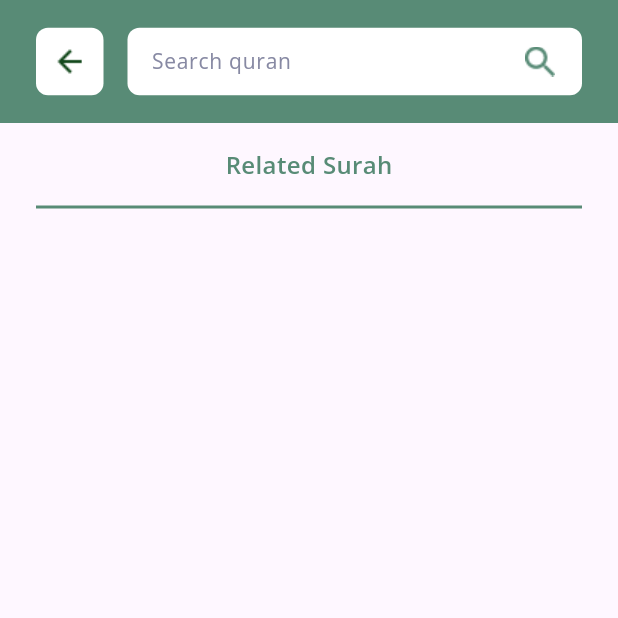
After one commit to Ical852/myquran, a Flutter app: the SearchBookmarkPage screen opened directly, on a phone screen of 412 x 824 dp, the top half of it. The commit adds this screen. Run offline on Flutter 3.47's test engine with Material 3 defaults, Android fonts, the phone set to English and light mode, and no system bars; our stand-ins replace audioplayers, bloc, cached_network_image, equatable, flutter_bloc, google_fonts and 1 more; accounts and stored records are empty.

Commit message:
update behavior

```diff
--- a/lib/screens/main_pages/tabs/bookmark_tab/bookmark_tab.dart
+++ b/lib/screens/main_pages/tabs/bookmark_tab/bookmark_tab.dart
@@ -1,5 +1,5 @@
 import 'package:flutter/material.dart';
-import 'package:myquran/screens/search_pages/search_page/search_page.dart';
+import 'package:myquran/screens/search_pages/search_bookmark_page/search_bookmark_page.dart';
 import 'package:myquran/widgets/bookmar_card.dart';
 import 'package:myquran/widgets/header_custom.dart';
 import 'package:myquran/functions/global_func.dart';
@@ -22,7 +22,8 @@ class _BookmarkTabState extends State<BookmarkTab> {
         ),
         child: HeaderCustom(
           title: "Bookmarks",
-          onRight: () => goToPage(context, SearchPage()),
+          onRight: () => goToPage(context, SearchBookmarkPage()),
+          leftIcon: "ic-bar.png",
         ),
       );
     }
--- /dev/null
+++ b/lib/screens/search_pages/search_bookmark_page/search_bookmark_page.dart
@@ -0,0 +1,64 @@
+import 'package:flutter/material.dart';
+import 'package:myquran/screens/search_pages/search_bookmark_page/search_input_bookmark.dart';
+import 'package:myquran/shared/constants.dart';
+import 'package:myquran/shared/text_styles.dart';
+
+class SearchBookmarkPage extends StatefulWidget {
+  const SearchBookmarkPage({super.key});
+
+  @override
+  State<SearchBookmarkPage> createState() => _SearchBookmarkPageState();
+}
+
+class _SearchBookmarkPageState extends State<SearchBookmarkPage> {
+  TextEditingController searchController = TextEditingController(text: "");
+
+  @override
+  Widget build(BuildContext context) {
+    Widget SurahGap() {
+      return Container(
+        margin: EdgeInsets.only(top: 16),
+        child: Column(
+          children: [
+            Text(
+              "Related Surah",
+              style: medium.prim.semiBold,
+            ),
+            SizedBox(
+              height: 16,
+            ),
+            Container(
+              margin: EdgeInsets.symmetric(horizontal: 24),
+              height: 2,
+              width: double.infinity,
+              color: primary,
+            )
+          ],
+        ),
+      );
+    }
+
+    return Scaffold(
+      body: SafeArea(
+        child: Container(
+          child: Column(
+            children: [
+              SearcInputhBookmark(
+                onBack: () => Navigator.pop(context),
+                searchController: searchController,
+                onFieldSubmitted: (e){}
+              ),
+              SingleChildScrollView(
+                child: Column(
+                  children: [
+                    SurahGap()
+                  ],
+                ),
+              )
+            ],
+          ),
+        ),
+      ),
+    );
+  }
+}
--- /dev/null
+++ b/lib/screens/search_pages/search_bookmark_page/search_input_bookmark.dart
@@ -0,0 +1,87 @@
+import 'package:flutter/material.dart';
+import 'package:myquran/functions/global_func.dart';
+import 'package:myquran/shared/constants.dart';
+import 'package:myquran/shared/text_styles.dart';
+import 'package:myquran/widgets/image_custom.dart';
+
+// ignore: must_be_immutable
+class SearcInputhBookmark extends StatelessWidget {
+  TextEditingController searchController;
+  Function() onBack;
+  Function(String) onFieldSubmitted;
+
+  SearcInputhBookmark({
+    super.key,
+    required this.onBack,
+    required this.searchController,
+    required this.onFieldSubmitted,
+  });
+
+  @override
+  Widget build(BuildContext context) {
+    return Container(
+      height: 82,
+      width: double.infinity,
+      color: primary,
+      padding: EdgeInsets.symmetric(
+        horizontal: 24,
+        vertical: 16
+      ),
+      child: Row(
+        children: [
+          GestureDetector(
+            onTap: onBack,
+            child: Container(
+              height: 45,
+              width: 45,
+              margin: EdgeInsets.only(right: 16),
+              decoration: BoxDecoration(
+                borderRadius: BorderRadius.circular(8),
+                color: whiteColor
+              ),
+              child: Center(
+                child: ImageCustom(
+                  height: 24,
+                  width: 24,
+                  image: AssetImage(getIC("ic-back-search.png")),
+                ),
+              ),
+            ),
+          ),
+          Expanded(
+            child: Container(
+              height: 45,
+              decoration: BoxDecoration(
+                borderRadius: BorderRadius.circular(8),
+                color: whiteColor
+              ),
+              child: Stack(
+                children: [
+                  TextFormField(
+                    controller: searchController,
+                    decoration: InputDecoration(
+                      labelText: "Search quran",
+                      labelStyle: regular.grey.regularF,
+                      border: InputBorder.none,
+                      contentPadding: EdgeInsets.only(right: 52, left: 16)
+                    ),
+                    onFieldSubmitted: onFieldSubmitted,
+                  ),
+                  Align(
+                    alignment: Alignment.centerRight,
+                    child: ImageCustom(
+                      margin: EdgeInsets.only(right: 16),
+                      width: 24,
+                      height: 24,
+                      image: AssetImage(getIC("ic-search-page.png")),
+                    ),
+                  )
+                ],
+              ),
+            ),
+          ),
+        ],
+      ),
+    );
+  }
+}
```
